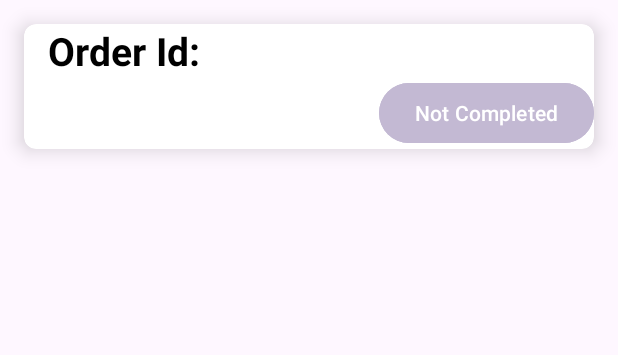
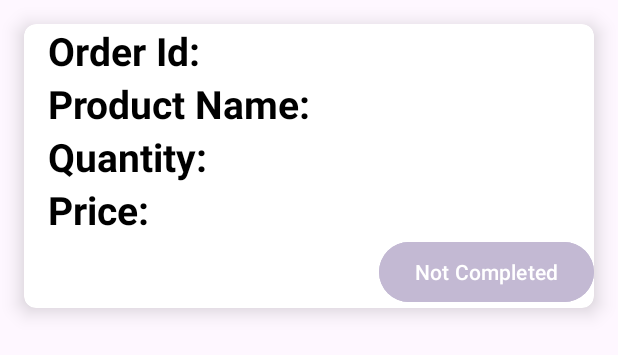
Before and after one commit to QvQ12/b07FinalProject_Group9, an Android app: the layout notification_display.xml on its own in the app's theme, with its tools: preview values and no code run, on a phone screen of 412 x 824 dp. Shown: the top 355 px of the screen. Run offline under Robolectric (Android 15) with nearby library versions, the phone set to English and light mode, and no system bars.

Commit message:
Order Display

```diff
--- a/app/src/main/res/layout/notification_display.xml
+++ b/app/src/main/res/layout/notification_display.xml
@@ -32,6 +32,86 @@
                 android:textSize="26sp"
                 android:textStyle="bold"/>
 
+
+        </LinearLayout>
+
+        <LinearLayout
+            android:layout_width="match_parent"
+            android:layout_height="wrap_content"
+            android:gravity="center_vertical"
+            android:orientation="horizontal"
+            >
+
+            <TextView
+
+                android:layout_width="wrap_content"
+                android:layout_height="wrap_content"
+                android:text="Product Name:"
+                android:textColor="@color/black"
+                android:textSize="26sp"
+                android:textStyle="bold"/>
+            <TextView
+                android:id="@+id/productName"
+                android:layout_width="wrap_content"
+                android:layout_height="wrap_content"
+                android:textColor="@color/black"
+                android:textSize="26sp"
+                android:textStyle="bold"/>
+
+
+        </LinearLayout>
+
+        <LinearLayout
+            android:layout_width="match_parent"
+            android:layout_height="wrap_content"
+            android:gravity="center_vertical"
+            android:orientation="horizontal"
+            >
+
+            <TextView
+
+                android:layout_width="wrap_content"
+                android:layout_height="wrap_content"
+                android:text="Quantity:"
+                android:textColor="@color/black"
+                android:textSize="26sp"
+                android:textStyle="bold"/>
+            <TextView
+                android:id="@+id/orderQuantity"
+                android:layout_width="wrap_content"
+                android:layout_height="wrap_content"
+                android:textColor="@color/black"
+                android:textSize="26sp"
+                android:textStyle="bold"/>
+
+
+        </LinearLayout>
+
+        <LinearLayout
+            android:layout_width="match_parent"
+            android:layout_height="wrap_content"
+            android:gravity="center_vertical"
+            android:orientation="horizontal"
+            >
+
+            <TextView
+
+                android:layout_width="wrap_content"
+                android:layout_height="wrap_content"
+                android:text="Price:"
+                android:textColor="@color/black"
+                android:textSize="26sp"
+                android:textStyle="bold"/>
+            <TextView
+                android:id="@+id/orderPrice"
+                android:layout_width="wrap_content"
+                android:layout_height="wrap_content"
+
+                android:textColor="@color/black"
+                android:textSize="26sp"
+                android:textStyle="bold"/>
+
+
         </LinearLayout>
 
 
```
